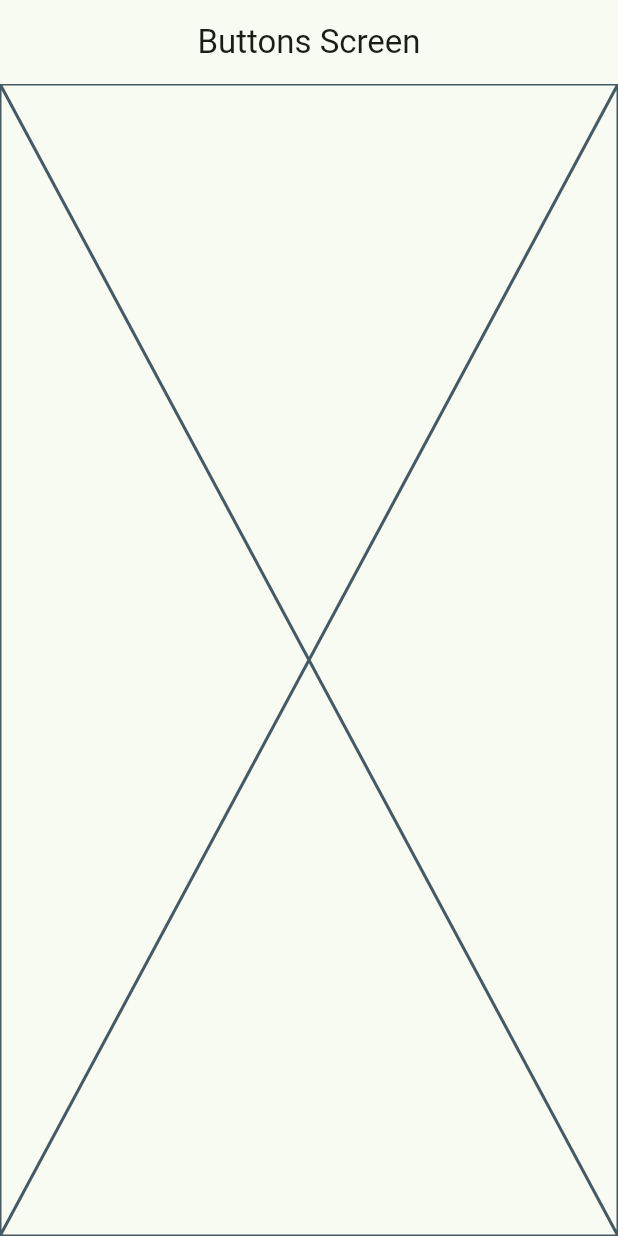
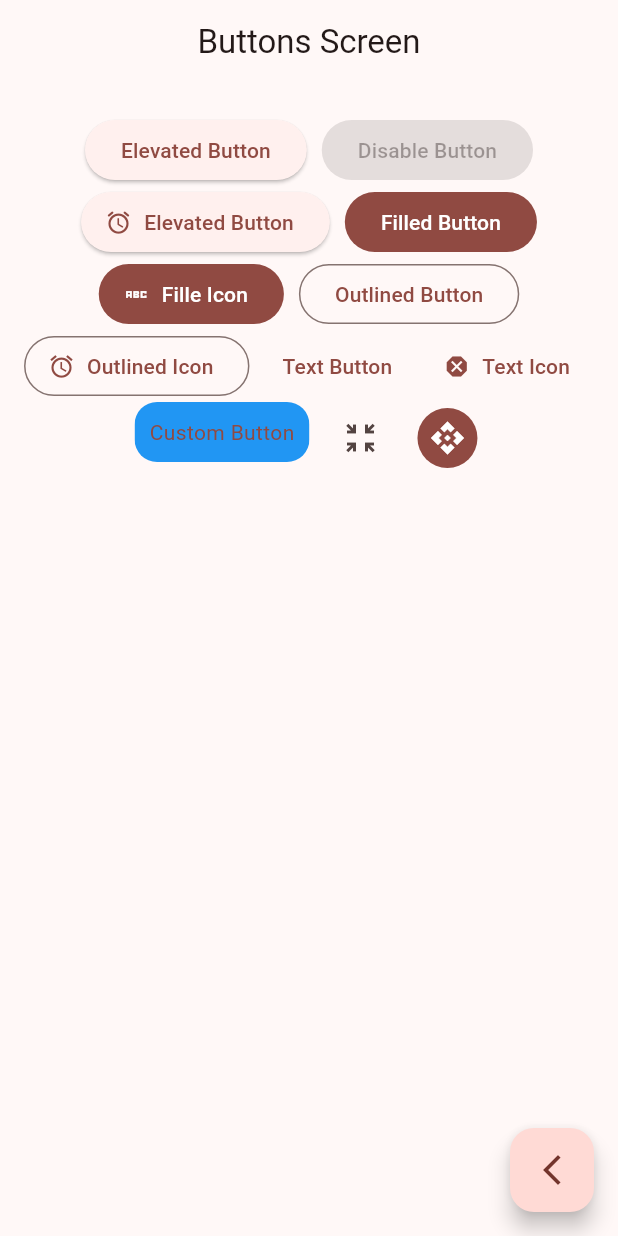
Before and after one commit to on-brulera/flutter-testing-M3, a Flutter app: the ButtonsScreen screen opened by its route, on a phone screen of 412 x 824 dp. Run offline on Flutter 3.47's test engine with Material 3 defaults, Android fonts, the phone set to English and light mode, and no system bars; our stand-ins replace go_router.

Commit message:
Buttons screens finished

```diff
--- a/lib/main.dart
+++ b/lib/main.dart
@@ -14,7 +14,7 @@ class MainApp extends StatelessWidget {
     return MaterialApp.router(
       routerConfig: appRouter,
       debugShowCheckedModeBanner: false,
-      theme: AppTheme(selectedColor:3).getTheme(),
+      theme: AppTheme(selectedColor:2).getTheme(),
     );
   }
 }
--- a/lib/presentation/screens/buttons/buttons_screen.dart
+++ b/lib/presentation/screens/buttons/buttons_screen.dart
@@ -1,4 +1,5 @@
 import 'package:flutter/material.dart';
+import 'package:go_router/go_router.dart';
 
 class ButtonsScreen extends StatelessWidget{
 
@@ -11,7 +12,76 @@ class ButtonsScreen extends StatelessWidget{
       appBar: AppBar(
         title: const Text('Buttons Screen'),
       ),
-      body: const Placeholder(),
+      body: _ButtonsView(),
+      floatingActionButton: FloatingActionButton( child: const Icon(Icons.arrow_back_ios_new_outlined),
+      onPressed: (){context.pop();}),
     );
   }
 }
+
+class _ButtonsView extends StatelessWidget {
+
+  @override
+  Widget build(BuildContext context) {
+
+    final colors = Theme.of(context).colorScheme;
+
+    return SizedBox(
+      width: double.infinity,
+      child: Padding(
+        padding: const EdgeInsets.symmetric(horizontal: 10, vertical: 20),
+        child: Wrap(
+          spacing: 10,
+          alignment: WrapAlignment.center,
+          children: [
+            ElevatedButton(onPressed: (){}, child: const Text('Elevated Button')),
+            const ElevatedButton(onPressed: null, child: Text('Disable Button')),
+            ElevatedButton.icon(onPressed: (){}, icon: const Icon(Icons.access_alarm_rounded), label: const Text('Elevated Button'),),
+            FilledButton(onPressed: (){}, child: const Text('Filled Button')),
+            FilledButton.icon(onPressed: (){}, icon: const Icon(Icons.abc_sharp), label: const Text('Fille Icon')),
+            OutlinedButton(onPressed: (){}, child: const Text('Outlined Button')),
+            OutlinedButton.icon(onPressed: (){}, icon: const Icon(Icons.access_alarm_outlined ), label: const Text('Outlined Icon')),
+            TextButton(onPressed: (){}, child: const Text("Text Button")),
+            TextButton.icon(onPressed: (){}, label: const Text("Text Icon"),icon:  const Icon(Icons.dangerous),),
+
+            const CustomButton(),
+
+            IconButton(onPressed: (){}, icon: const Icon(Icons.zoom_in_map)),
+            IconButton(onPressed: (){}, icon: const Icon(Icons.api_sharp),
+              style: ButtonStyle(
+                backgroundColor: MaterialStatePropertyAll(colors.primary),
+                iconColor: const MaterialStatePropertyAll(Colors.white),
+              ),
+            ),
+          ],
+        ),
+      ),
+    );
+  }
+}
+
+
+
+class CustomButton extends StatelessWidget {
+  const CustomButton({super.key});
+
+  @override
+  Widget build(BuildContext context) {
+
+    final colors = Theme.of(context).colorScheme;
+
+    return ClipRRect(
+      borderRadius: BorderRadius.circular(15),
+      child: Material(
+        color: Colors.blue,
+        child: InkWell(
+          onTap: (){},
+          child: Padding(
+            padding: const EdgeInsets.symmetric(horizontal: 10,vertical: 10),
+            child: Text("Custom Button", style: TextStyle(color: colors.primary)),
+          ),
+        ),
+      ),
+    );
+  }
+}
--- a/lib/presentation/screens/home/home_screen.dart
+++ b/lib/presentation/screens/home/home_screen.dart
@@ -48,7 +48,7 @@ class _CustomListTile extends StatelessWidget {
       title: Text(item.title),
       subtitle: Text(item.subTitle),
       onTap: (){
-        context.pushNamed(CardsScreen.name);
+        context.push(item.link);
       },
     );
   }
```
